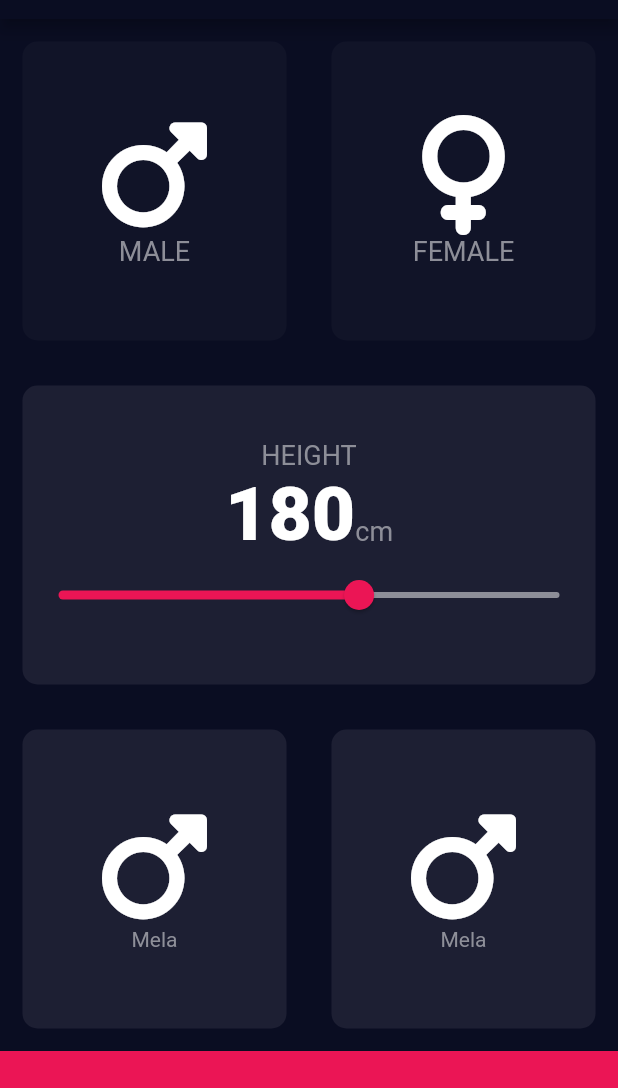
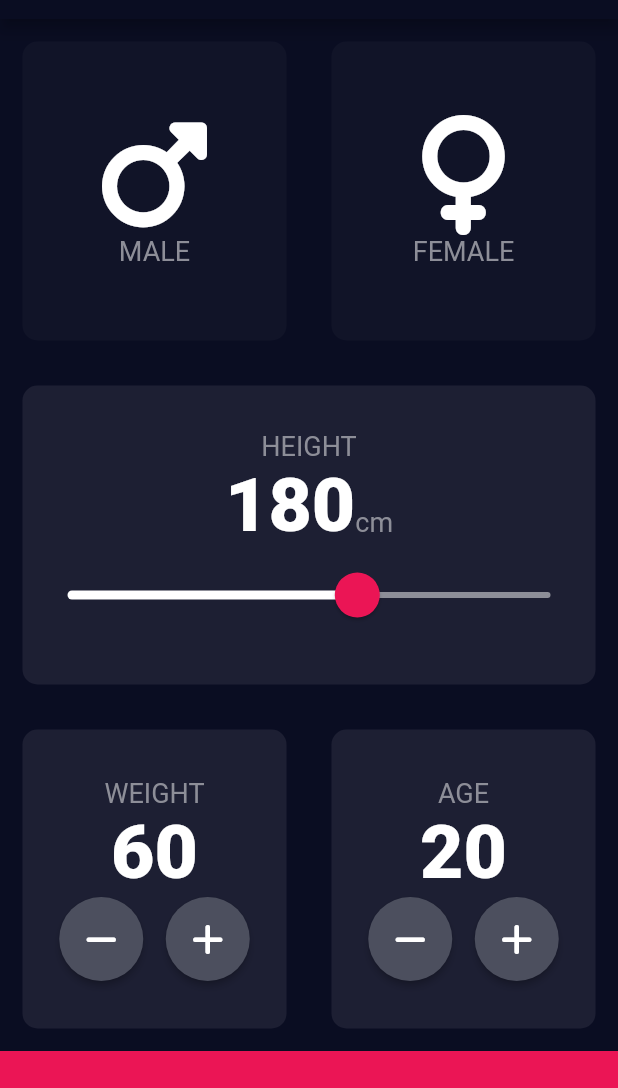
Before and after one commit to FatimaSalah212/BMI_Calculator_App, a Flutter app: the screen it shows after launch, on a phone screen of 412 x 824 dp, the part 65-1153 px from its top. Run offline on Flutter 3.47's test engine with Material 2 defaults, Android fonts, the phone set to English and light mode, and no system bars; our stand-ins replace font_awesome_flutter; missing offline and left inert: dart:ffi.

Commit message:
Complete Input Page Design

```diff
--- a/lib/contants.dart
+++ b/lib/contants.dart
@@ -4,7 +4,9 @@ const kButtonContainarHeight = 80.0;
 const Color kInactiveCardColor = Color(0xFF111428);
 const Color kActiveCardColor = Color(0xff1D1F33);
 const Color kButtonColor = Color(0xFFEB1555);
-const Color kActiveColorSlider = Color(0xFFEB1555);
+const Color kThumbColor = kButtonColor;
+const Color kOverlayColor = Color(0x29EB1555);
+const Color kActiveColorSlider = Color(0xFFFFFFFF);
 const Color kInactiveColorSlider = Color(0xFF8D8E98);
 
 const kLabelText = TextStyle(
--- a/lib/input_page.dart
+++ b/lib/input_page.dart
@@ -1,5 +1,6 @@
 import 'package:bmi_calculator/contants.dart';
 import 'package:flutter/material.dart';
+import 'package:flutter/services.dart';
 import 'package:font_awesome_flutter/font_awesome_flutter.dart';
 
 import 'card_details.dart';
@@ -20,6 +21,8 @@ class InputPage extends StatefulWidget {
 class _InputPageState extends State<InputPage> {
   Gender? selectedGender;
   int height = 180;
+  int weight = 60;
+  int age = 20;
 
   @override
   Widget build(BuildContext context) {
@@ -98,17 +101,27 @@ class _InputPageState extends State<InputPage> {
                               )
                             ],
                           ),
-                          Slider(
+                          SliderTheme(
+                            data: SliderTheme.of(context).copyWith(
+                              inactiveTrackColor: kInactiveColorSlider,
+                              activeTrackColor: kActiveColorSlider,
+                              thumbColor: kThumbColor,
+                              overlayColor: kOverlayColor,
+                              thumbShape: const RoundSliderThumbShape(
+                                  enabledThumbRadius: 15.0),
+                              overlayShape: const RoundSliderOverlayShape(
+                                  overlayRadius: 30.0),
+                            ),
+                            child: Slider(
                                 value: height.toDouble(),
                                 min: 120.0,
                                 max: 220.0,
-                              activeColor: kActiveColorSlider,
-                              inactiveColor: kInactiveColorSlider,
                                 onChanged: (double newValue) {
                                   setState(() {
                                     height = newValue.round();
                                   });
-                              })
+                                }),
+                          )
                         ],
                       ),
                       color: kActiveCardColor,
@@ -126,15 +139,39 @@ class _InputPageState extends State<InputPage> {
                       onpress: () {},
                       cardWidget: Column(
                         mainAxisAlignment: MainAxisAlignment.center,
-                        children: const [
-                          Icon(
-                            FontAwesomeIcons.mars,
-                            size: 80.0,
+                        children: [
+                          const Text(
+                            'WEIGHT',
+                            style: kLabelText,
                           ),
                           Text(
-                            'Mela',
-                            style: TextStyle(color: Color(0xff8E8F99)),
-                          )
+                            weight.toString(),
+                            style: kNumberTextStyle,
+                          ),
+                          Row(
+                            mainAxisAlignment: MainAxisAlignment.center,
+                            children: [
+                              RoundButton(
+                                icon: FontAwesomeIcons.minus,
+                                onpress: () {
+                                  setState(() {
+                                    weight--;
+                                  });
+                                },
+                              ),
+                              const SizedBox(
+                                width: 15.0,
+                              ),
+                              RoundButton(
+                                icon: FontAwesomeIcons.plus,
+                                onpress: () {
+                                  setState(() {
+                                    weight++;
+                                  });
+                                },
+                              ),
+                            ],
+                          ),
                         ],
                       ),
                       color: kActiveCardColor,
@@ -145,15 +182,39 @@ class _InputPageState extends State<InputPage> {
                       onpress: () {},
                       cardWidget: Column(
                         mainAxisAlignment: MainAxisAlignment.center,
-                        children: const [
-                          Icon(
-                            FontAwesomeIcons.mars,
-                            size: 80.0,
+                        children: [
+                          const Text(
+                            'AGE',
+                            style: kLabelText,
                           ),
                           Text(
-                            'Mela',
-                            style: TextStyle(color: Color(0xff8E8F99)),
-                          )
+                            age.toString(),
+                            style: kNumberTextStyle,
+                          ),
+                          Row(
+                            mainAxisAlignment: MainAxisAlignment.center,
+                            children: [
+                              RoundButton(
+                                icon: FontAwesomeIcons.minus,
+                                onpress: () {
+                                  setState(() {
+                                    age--;
+                                  });
+                                },
+                              ),
+                              const SizedBox(
+                                width: 15.0,
+                              ),
+                              RoundButton(
+                                icon: FontAwesomeIcons.plus,
+                                onpress: () {
+                                  setState(() {
+                                    age++;
+                                  });
+                                },
+                              ),
+                            ],
+                          ),
                         ],
                       ),
                       color: kActiveCardColor,
@@ -173,3 +234,23 @@ class _InputPageState extends State<InputPage> {
     );
   }
 }
+
+class RoundButton extends StatelessWidget {
+  const RoundButton({super.key, required this.icon, required this.onpress});
+
+  final IconData icon;
+  final VoidCallback onpress;
+  @override
+  Widget build(BuildContext context) {
+    return RawMaterialButton(
+      onPressed: onpress,
+      constraints: const BoxConstraints.tightFor(
+        width: 56.0,
+        height: 56.0,
+      ),
+      shape: const CircleBorder(),
+      fillColor: const Color(0xFF4C4F5E),
+      child: Icon(icon),
+    );
+  }
+}
```
Lines whose indentation alone changed are shown as unchanged.
